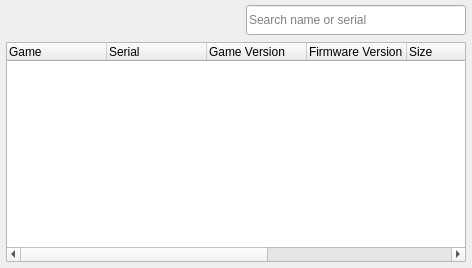
Above: src/launcher/forms/configuration_list_widget.ui from gr33k/KytyPS5 before the change. Below: the same form after it.
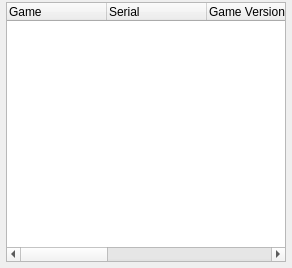
That is the form after the change. Custom widgets are drawn as their Qt base class.

Commit message: launcher: consolidate duplicate toolbars into one

```diff
--- a/src/launcher/forms/configuration_list_widget.ui
+++ b/src/launcher/forms/configuration_list_widget.ui
@@ -51,205 +51,6 @@
        <property name="topMargin">
         <number>2</number>
        </property>
-       <item>
-
-        <layout class="QHBoxLayout" name="horizontalLayout">
-         <property name="spacing">
-          <number>4</number>
-         </property>
-         <item>
-          <widget class="QToolButton" name="refresh_button">
-           <property name="minimumSize">
-            <size>
-             <width>36</width>
-             <height>36</height>
-            </size>
-           </property>
-           <property name="text">
-            <string/>
-           </property>
-           <property name="iconSize">
-            <size>
-             <width>32</width>
-             <height>32</height>
-            </size>
-           </property>
-           <property name="autoRaise">
-            <bool>true</bool>
-           </property>
-          </widget>
-         </item>
-         <item>
-          <widget class="QToolButton" name="global_settings_button">
-           <property name="minimumSize">
-           <size>
-             <width>36</width>
-             <height>36</height>
-            </size>
-           </property>
-           <property name="toolTip">
-            <string>&lt;html&gt;&lt;head/&gt;&lt;body&gt;&lt;p&gt;Edit global settings&lt;/p&gt;&lt;/body&gt;&lt;/html&gt;</string>
-           </property>
-           <property name="text">
-            <string/>
-           </property>
-           <property name="iconSize">
-            <size>
-             <width>32</width>
-             <height>32</height>
-            </size>
-           </property>
-           <property name="autoRaise">
-            <bool>true</bool>
-           </property>
-          </widget>
-         </item>
-         <item>
-          <widget class="QToolButton" name="input_mapping_button">
-           <property name="minimumSize">
-            <size>
-             <width>36</width>
-             <height>36</height>
-            </size>
-           </property>
-           <property name="toolTip">
-            <string>Edit input mapping</string>
-           </property>
-           <property name="text">
-            <string/>
-           </property>
-           <property name="iconSize">
-            <size>
-             <width>32</width>
-             <height>32</height>
-            </size>
-           </property>
-           <property name="autoRaise">
-            <bool>true</bool>
-           </property>
-          </widget>
-         </item>
-         <item>
-          <widget class="QToolButton" name="edit_button">
-           <property name="minimumSize">
-           <size>
-             <width>36</width>
-             <height>36</height>
-            </size>
-           </property>
-           <property name="toolTip">
-            <string>Edit game config</string>
-           </property>
-           <property name="text">
-            <string/>
-           </property>
-           <property name="iconSize">
-            <size>
-             <width>32</width>
-             <height>32</height>
-            </size>
-           </property>
-           <property name="autoRaise">
-            <bool>true</bool>
-           </property>
-          </widget>
-         </item>
-         <item>
-          <widget class="QToolButton" name="delete_button">
-           <property name="minimumSize">
-           <size>
-             <width>36</width>
-             <height>36</height>
-            </size>
-           </property>
-           <property name="toolTip">
-            <string>Clear game config</string>
-           </property>
-           <property name="styleSheet">
-            <string notr="true"/>
-           </property>
-           <property name="text">
-            <string/>
-           </property>
-           <property name="iconSize">
-            <size>
-             <width>32</width>
-             <height>32</height>
-            </size>
-           </property>
-           <property name="autoRaise">
-            <bool>true</bool>
-           </property>
-         </widget>
-        </item>
-         <item>
-          <widget class="QToolButton" name="trophy_overview_button">
-           <property name="minimumSize">
-            <size>
-             <width>36</width>
-             <height>36</height>
-            </size>
-           </property>
-           <property name="toolTip">
-            <string>View saved trophies</string>
-           </property>
-           <property name="iconSize">
-            <size>
-             <width>32</width>
-             <height>32</height>
-            </size>
-           </property>
-           <property name="autoRaise">
-            <bool>true</bool>
-           </property>
-          </widget>
-         </item>
-         <item>
-          <spacer name="horizontalSpacer">
-           <property name="orientation">
-            <enum>Qt::Horizontal</enum>
-           </property>
-           <property name="sizeHint" stdset="0">
-            <size>
-             <width>40</width>
-             <height>20</height>
-            </size>
-           </property>
-          </spacer>
-         </item>
-         <item>
-          <widget class="QLineEdit" name="search_line_edit">
-           <property name="sizePolicy">
-            <sizepolicy hsizetype="Preferred" vsizetype="Fixed">
-             <horstretch>0</horstretch>
-             <verstretch>0</verstretch>
-            </sizepolicy>
-           </property>
-           <property name="minimumSize">
-            <size>
-             <width>220</width>
-             <height>30</height>
-            </size>
-           </property>
-           <property name="maximumSize">
-            <size>
-             <width>320</width>
-             <height>30</height>
-            </size>
-           </property>
-           <property name="toolTip">
-            <string>Search game name or serial</string>
-           </property>
-           <property name="placeholderText">
-            <string>Search name or serial</string>
-           </property>
-           <property name="clearButtonEnabled">
-            <bool>true</bool>
-           </property>
-          </widget>
-         </item>
-        </layout>
-       </item>
        <item>
 
         <widget class="GameListTreeWidget" name="cfgs_list">
```
The commit also changes 4 other files.
